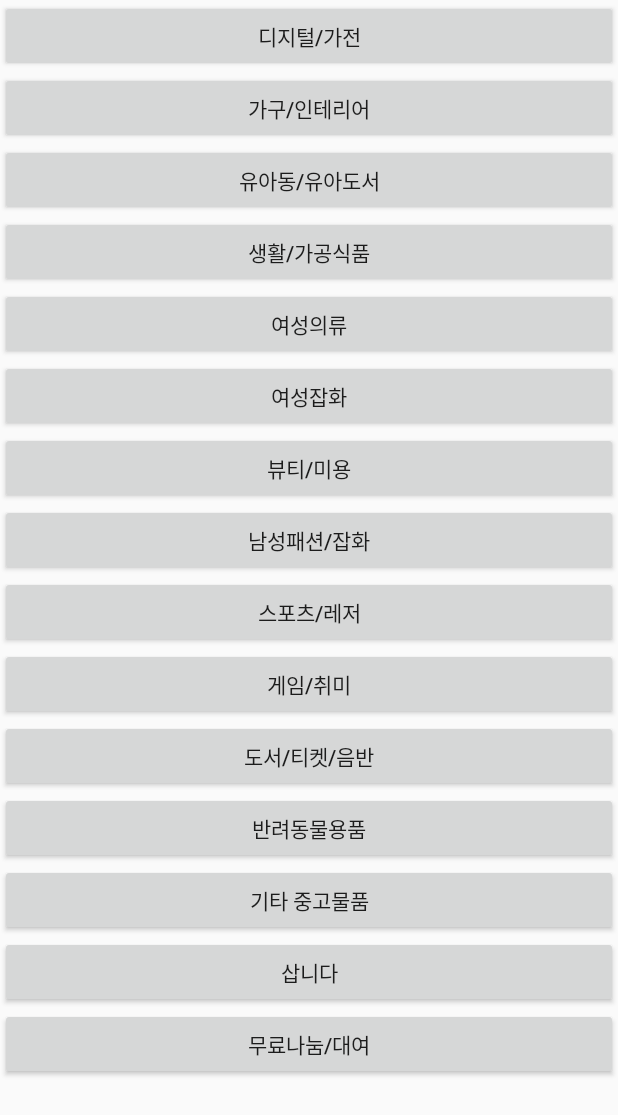
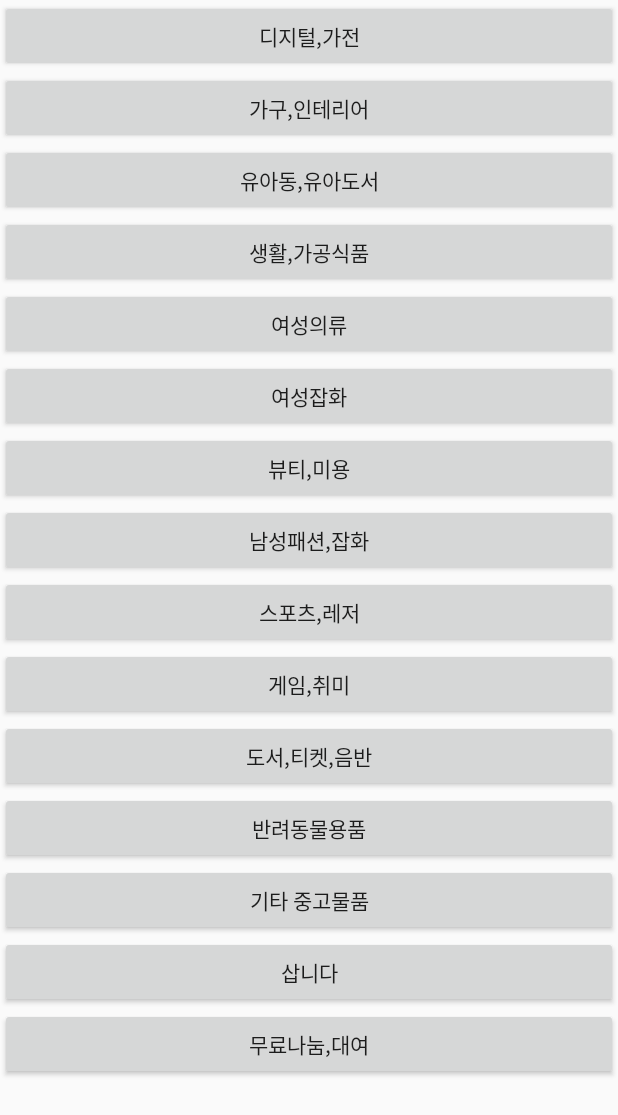
Before and after one commit to Choiyou/TabHost, an Android app: the CategoryselectActivity screen opened directly, with no data from a screen before it, on a phone screen of 412 x 824 dp. Shown: the top 1115 px of the screen. Run offline under Robolectric (Android 15) with nearby library versions, the light colour scheme and no system bars.

```diff
--- a/app/src/main/java/com/example/os150/tabhost/CategoryActivity.java
+++ b/app/src/main/java/com/example/os150/tabhost/CategoryActivity.java
@@ -1,4 +1,8 @@
 package com.example.os150.tabhost;
+/*
+설명 : 카테고리 탭의 Activity입니다.
+
+ */
 import android.app.Activity;
 import android.app.TabActivity;
 import android.content.Intent;
--- a/app/src/main/java/com/example/os150/tabhost/CategoryselectActivity.java
+++ b/app/src/main/java/com/example/os150/tabhost/CategoryselectActivity.java
@@ -1,4 +1,7 @@
 package com.example.os150.tabhost;
+/*
+설명 : 카테고리 버튼의 선택을 위한 Activity 입니다.
+ */
 
 import android.app.Activity;
 import android.content.Intent;
--- a/app/src/main/res/layout/activity_categoryselect.xml
+++ b/app/src/main/res/layout/activity_categoryselect.xml
@@ -13,25 +13,25 @@
     <Button
         android:layout_width="match_parent"
         android:layout_height="wrap_content"
-        android:text="디지털/가전"
+        android:text="디지털,가전"
         android:id="@+id/select_btn1"
         android:layout_weight="1"/>
     <Button
         android:layout_width="match_parent"
         android:layout_height="wrap_content"
-        android:text="가구/인테리어"
+        android:text="가구,인테리어"
         android:id="@+id/select_btn2"
         android:layout_weight="1"/>
     <Button
         android:layout_width="match_parent"
         android:layout_height="wrap_content"
-        android:text="유아동/유아도서"
+        android:text="유아동,유아도서"
         android:id="@+id/select_btn3"
         android:layout_weight="1"/>
     <Button
         android:layout_width="match_parent"
         android:layout_height="wrap_content"
-        android:text="생활/가공식품"
+        android:text="생활,가공식품"
         android:id="@+id/select_btn4"
         android:layout_weight="1"/>
     <Button
@@ -49,31 +49,31 @@
     <Button
         android:layout_width="match_parent"
         android:layout_height="wrap_content"
-        android:text="뷰티/미용"
+        android:text="뷰티,미용"
         android:id="@+id/select_btn7"
         android:layout_weight="1"/>
     <Button
         android:layout_width="match_parent"
         android:layout_height="wrap_content"
-        android:text="남성패션/잡화"
+        android:text="남성패션,잡화"
         android:id="@+id/select_btn8"
         android:layout_weight="1"/>
     <Button
         android:layout_width="match_parent"
         android:layout_height="wrap_content"
-        android:text="스포츠/레저"
+        android:text="스포츠,레저"
         android:id="@+id/select_btn9"
         android:layout_weight="1"/>
     <Button
         android:layout_width="match_parent"
         android:layout_height="wrap_content"
-        android:text="게임/취미"
+        android:text="게임,취미"
         android:id="@+id/select_btn10"
         android:layout_weight="1"/>
     <Button
         android:layout_width="match_parent"
         android:layout_height="wrap_content"
-        android:text="도서/티켓/음반"
+        android:text="도서,티켓,음반"
         android:id="@+id/select_btn11"
         android:layout_weight="1"/>
     <Button
@@ -98,7 +98,7 @@
     <Button
         android:layout_width="match_parent"
         android:layout_height="wrap_content"
-        android:text="무료나눔/대여"
+        android:text="무료나눔,대여"
         android:id="@+id/select_btn15"
         android:layout_weight="1"/>
         </LinearLayout>
```
Also changed, not shown: app/src/main/java/com/example/os150/tabhost/Catedata.java (added, +41 -0 lines), app/src/main/java/com/example/os150/tabhost/WriteActivity.java (+13 -0 lines).
